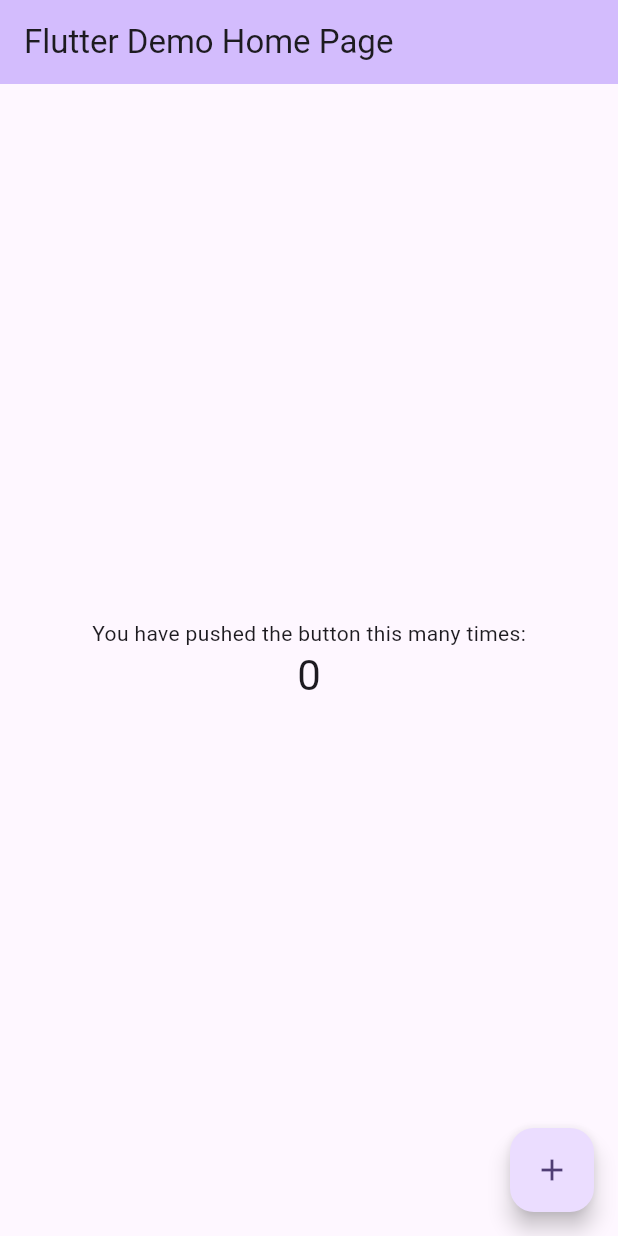
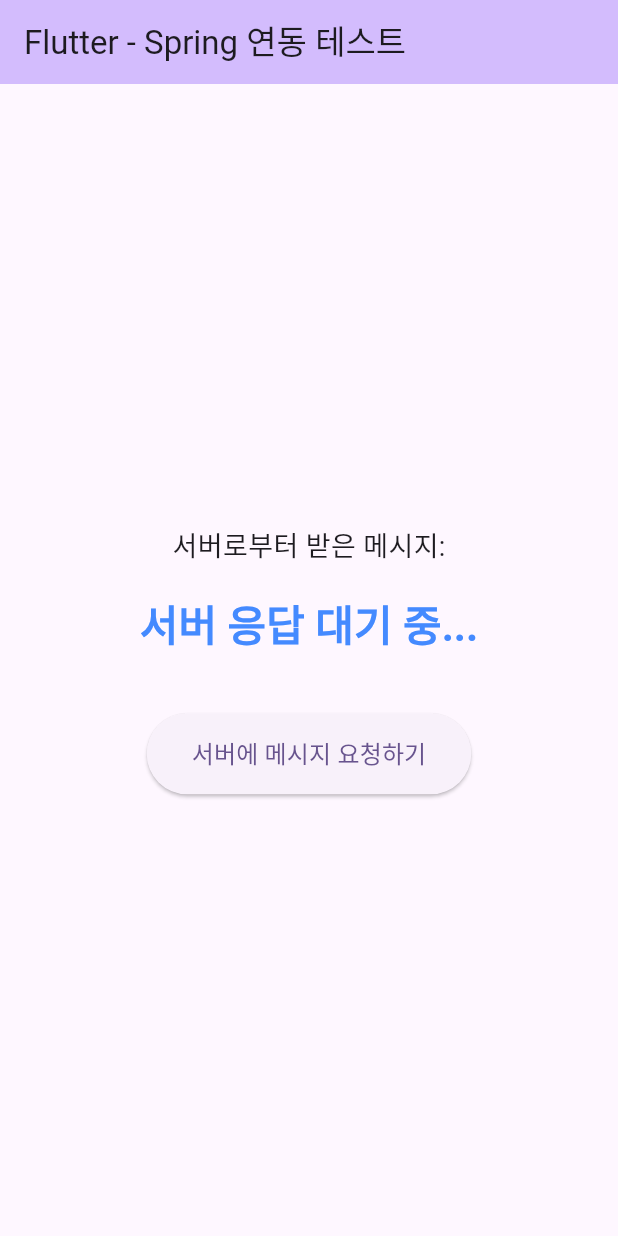
Before and after one commit to jklee3409/fullstack-service-programming-client, a Flutter app: the screen it shows after launch, on a phone screen of 412 x 824 dp. Run offline on Flutter 3.47's test engine with Material 3 defaults, Android fonts, the phone set to English and light mode, and no system bars.

Commit message:
feat: 서버 연동 테스트 기능 추가

```diff
--- a/lib/main.dart
+++ b/lib/main.dart
@@ -1,4 +1,5 @@
 import 'package:flutter/material.dart';
+import 'package:http/http.dart' as http;
 
 void main() {
   runApp(const MyApp());
@@ -7,116 +8,108 @@ void main() {
 class MyApp extends StatelessWidget {
   const MyApp({super.key});
 
-  // This widget is the root of your application.
   @override
   Widget build(BuildContext context) {
     return MaterialApp(
-      title: 'Flutter Demo',
+      title: 'Flutter-Spring Demo',
       theme: ThemeData(
-        // This is the theme of your application.
-        //
-        // TRY THIS: Try running your application with "flutter run". You'll see
-        // the application has a purple toolbar. Then, without quitting the app,
-        // try changing the seedColor in the colorScheme below to Colors.green
-        // and then invoke "hot reload" (save your changes or press the "hot
-        // reload" button in a Flutter-supported IDE, or press "r" if you used
-        // the command line to start the app).
-        //
-        // Notice that the counter didn't reset back to zero; the application
-        // state is not lost during the reload. To reset the state, use hot
-        // restart instead.
-        //
-        // This works for code too, not just values: Most code changes can be
-        // tested with just a hot reload.
         colorScheme: ColorScheme.fromSeed(seedColor: Colors.deepPurple),
+        useMaterial3: true,
       ),
-      home: const MyHomePage(title: 'Flutter Demo Home Page'),
+      home: const MyHomePage(),
     );
   }
 }
 
 class MyHomePage extends StatefulWidget {
-  const MyHomePage({super.key, required this.title});
-
-  // This widget is the home page of your application. It is stateful, meaning
-  // that it has a State object (defined below) that contains fields that affect
-  // how it looks.
-
-  // This class is the configuration for the state. It holds the values (in this
-  // case the title) provided by the parent (in this case the App widget) and
-  // used by the build method of the State. Fields in a Widget subclass are
-  // always marked "final".
-
-  final String title;
+  const MyHomePage({super.key});
 
   @override
   State<MyHomePage> createState() => _MyHomePageState();
 }
 
 class _MyHomePageState extends State<MyHomePage> {
-  int _counter = 0;
+  String _serverResponse = '서버 응답 대기 중...';
+  bool _isLoading = false;
 
-  void _incrementCounter() {
+  // 서버에 데이터를 요청하는 함수
+  Future<void> _fetchDataFromServer() async {
     setState(() {
-      // This call to setState tells the Flutter framework that something has
-      // changed in this State, which causes it to rerun the build method below
-      // so that the display can reflect the updated values. If we changed
-      // _counter without calling setState(), then the build method would not be
-      // called again, and so nothing would appear to happen.
-      _counter++;
+      _isLoading = true;
+      _serverResponse = '서버에 요청 중...';
     });
+
+    const String serverUrl =
+        'https://fullstack-service-programming-backend.onrender.com/api/health';
+
+    try {
+      final response = await http.get(Uri.parse(serverUrl));
+
+      if (response.statusCode == 200) {
+        setState(() {
+          _serverResponse = response.body;
+        });
+      } else {
+        setState(() {
+          _serverResponse = '에러 발생: ${response.statusCode}';
+        });
+      }
+    } catch (e) {
+      setState(() {
+        _serverResponse = '요청 실패: $e';
+      });
+    } finally {
+      setState(() {
+        _isLoading = false;
+      });
+    }
   }
 
   @override
   Widget build(BuildContext context) {
-    // This method is rerun every time setState is called, for instance as done
-    // by the _incrementCounter method above.
-    //
-    // The Flutter framework has been optimized to make rerunning build methods
-    // fast, so that you can just rebuild anything that needs updating rather
-    // than having to individually change instances of widgets.
     return Scaffold(
       appBar: AppBar(
-        // TRY THIS: Try changing the color here to a specific color (to
-        // Colors.amber, perhaps?) and trigger a hot reload to see the AppBar
-        // change color while the other colors stay the same.
         backgroundColor: Theme.of(context).colorScheme.inversePrimary,
-        // Here we take the value from the MyHomePage object that was created by
-        // the App.build method, and use it to set our appbar title.
-        title: Text(widget.title),
+        title: const Text('Flutter - Spring 연동 테스트'),
       ),
       body: Center(
-        // Center is a layout widget. It takes a single child and positions it
-        // in the middle of the parent.
+        child: Padding(
+          padding: const EdgeInsets.all(16.0),
           child: Column(
-          // Column is also a layout widget. It takes a list of children and
-          // arranges them vertically. By default, it sizes itself to fit its
-          // children horizontally, and tries to be as tall as its parent.
-          //
-          // Column has various properties to control how it sizes itself and
-          // how it positions its children. Here we use mainAxisAlignment to
-          // center the children vertically; the main axis here is the vertical
-          // axis because Columns are vertical (the cross axis would be
-          // horizontal).
-          //
-          // TRY THIS: Invoke "debug painting" (choose the "Toggle Debug Paint"
-          // action in the IDE, or press "p" in the console), to see the
-          // wireframe for each widget.
             mainAxisAlignment: MainAxisAlignment.center,
             children: <Widget>[
-            const Text('You have pushed the button this many times:'),
+              const Text('서버로부터 받은 메시지:', style: TextStyle(fontSize: 18)),
+              const SizedBox(height: 20),
+              // 서버 응답을 보여줄 텍스트 위젯
               Text(
-              '$_counter',
-              style: Theme.of(context).textTheme.headlineMedium,
+                _serverResponse,
+                style: Theme.of(context).textTheme.headlineMedium?.copyWith(
+                  color: Colors.blueAccent,
+                  fontWeight: FontWeight.bold,
+                ),
+                textAlign: TextAlign.center,
+              ),
+              const SizedBox(height: 40),
+              // 요청을 보낼 버튼
+              ElevatedButton(
+                onPressed: _isLoading ? null : _fetchDataFromServer,
+                style: ElevatedButton.styleFrom(
+                  padding: const EdgeInsets.symmetric(
+                    horizontal: 30,
+                    vertical: 15,
+                  ),
+                ),
+                child: _isLoading
+                    ? const CircularProgressIndicator(color: Colors.white)
+                    : const Text(
+                        '서버에 메시지 요청하기',
+                        style: TextStyle(fontSize: 16),
+                      ),
               ),
             ],
           ),
         ),
-      floatingActionButton: FloatingActionButton(
-        onPressed: _incrementCounter,
-        tooltip: 'Increment',
-        child: const Icon(Icons.add),
-      ), // This trailing comma makes auto-formatting nicer for build methods.
+      ),
     );
   }
 }
--- a/pubspec.yaml
+++ b/pubspec.yaml
@@ -30,6 +30,7 @@ environment:
 dependencies:
   flutter:
     sdk: flutter
+  http: ^1.2.1
 
   # The following adds the Cupertino Icons font to your application.
   # Use with the CupertinoIcons class for iOS style icons.
```
Also changed, not shown: pubspec.lock. Lines whose indentation alone changed are shown as unchanged.
